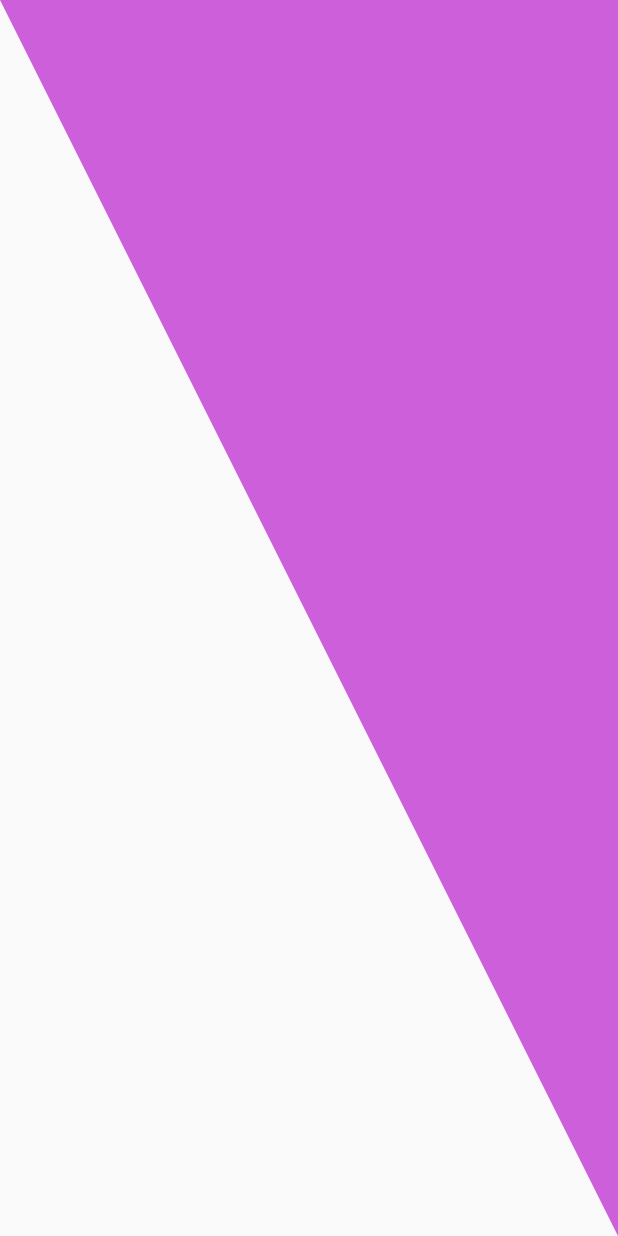
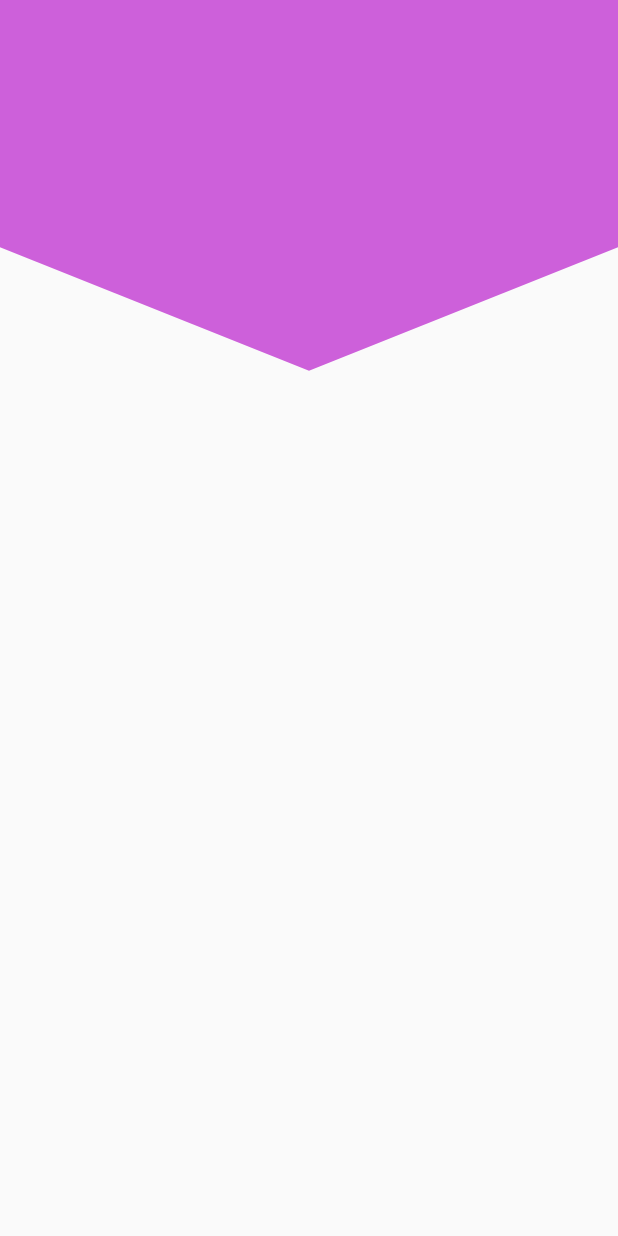
Before and after one commit to SamaritanoDev/flutterDisenosAnimaciones, a Flutter app: the screen it shows after launch, on a phone screen of 412 x 824 dp. Run offline on Flutter 3.47's test engine with Material 2 defaults, Android fonts, the light colour scheme and no system bars.

Commit message:
header com pico

```diff
--- a/apppapeldeparede/lib/src/pages/header_page.dart
+++ b/apppapeldeparede/lib/src/pages/header_page.dart
@@ -7,7 +7,7 @@
   @override
   Widget build(BuildContext context) {
     return Scaffold(
-      body: HeaderTriangular(),
+      body: HeaderPico(),
     );
   }
 }
--- a/apppapeldeparede/lib/src/widgets/headers.dart
+++ b/apppapeldeparede/lib/src/widgets/headers.dart
@@ -107,3 +107,45 @@
     //throw UnimplementedError();
   }
 }
+
+//header pico
+class HeaderPico extends StatelessWidget {
+  @override
+  Widget build(BuildContext context) {
+    return Container(
+      height: double.infinity,
+      width: double.infinity,
+      child: CustomPaint(
+        painter: _HeaderPicoPainter(),
+      ),
+    );
+  }
+}
+
+class _HeaderPicoPainter extends CustomPainter {
+  @override
+  void paint(Canvas canvas, Size size) {
+    final paint = new Paint();
+
+    //propiedades del lapiz
+    paint.color = Color(0xffCD60DA);
+    paint.style = PaintingStyle.fill; //fill despues
+    paint.strokeWidth = 20;
+
+    final path = new Path();
+
+    //dibujar con el path y paint
+    path.lineTo(0, size.height * 0.2);
+    path.lineTo(size.width * 0.5, size.height * 0.3);
+    path.lineTo(size.width, size.height * 0.2);
+    path.lineTo(size.width, 0);
+    //canvas dibujae el path
+    canvas.drawPath(path, paint);
+  }
+
+  @override
+  bool shouldRepaint(covariant CustomPainter oldDelegate) {
+    return true;
+    //throw UnimplementedError();
+  }
+}
```
